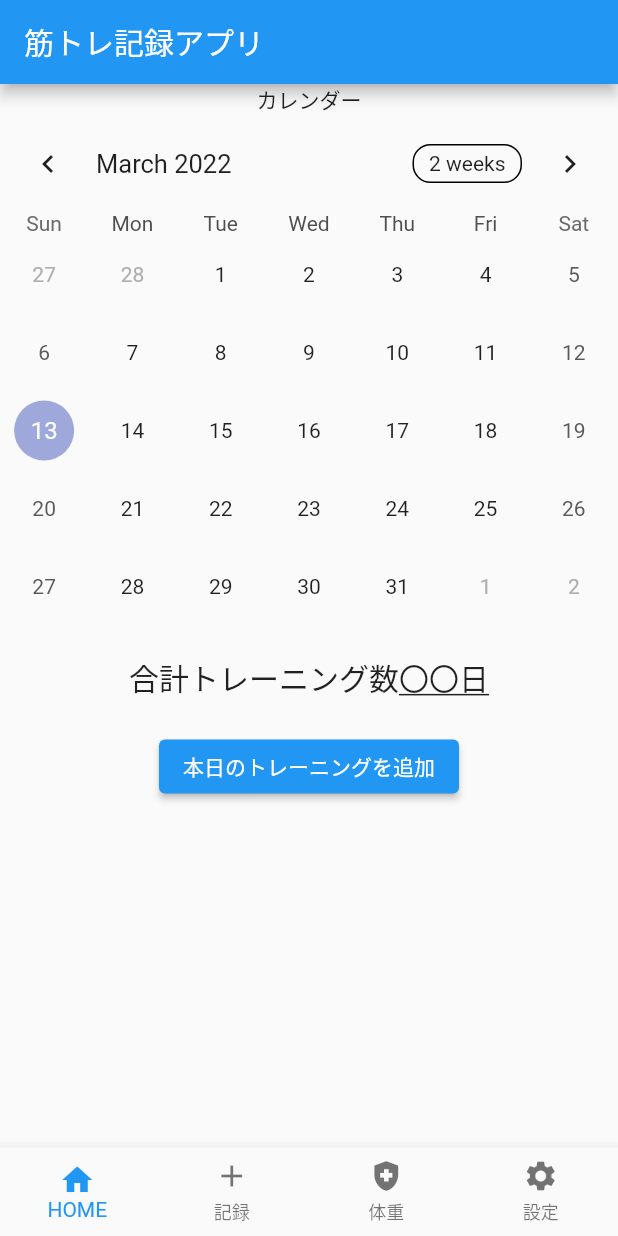
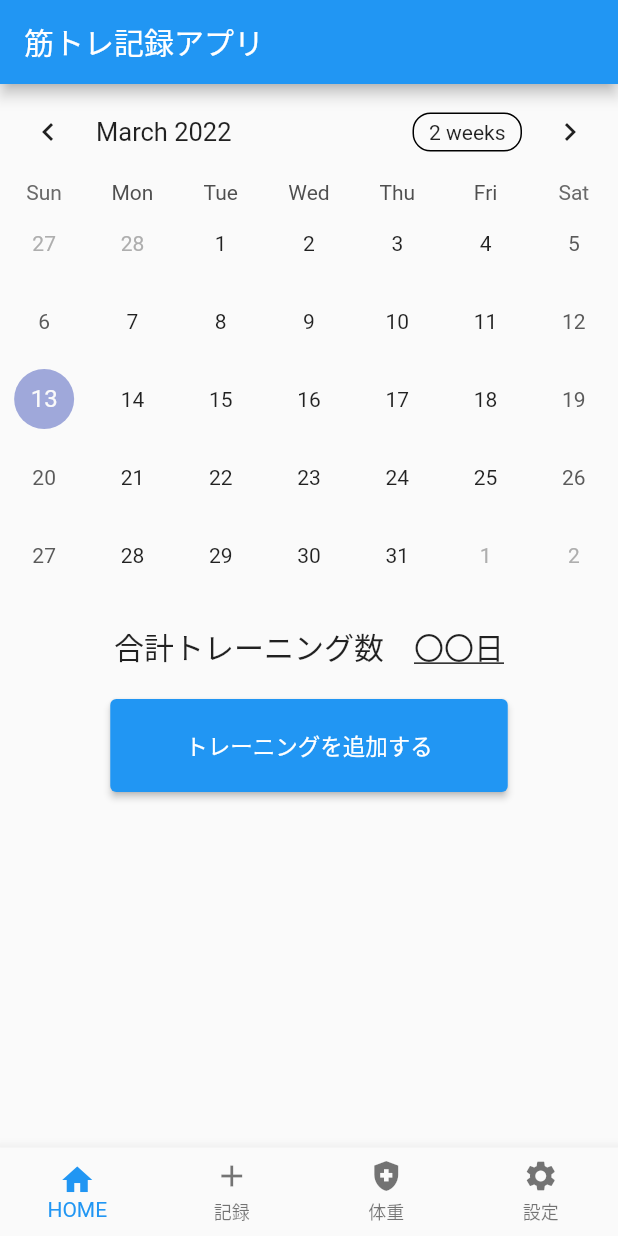
Before and after one commit to kos-san/training_note, a Flutter app: the screen it shows after launch, on a phone screen of 412 x 824 dp. Run offline on Flutter 3.47's test engine with Material 2 defaults, Android fonts, the phone set to English and light mode, and no system bars; drawn by our look-alikes of table_calendar.

```diff
--- a/lib/main.dart
+++ b/lib/main.dart
@@ -33,13 +33,6 @@ class MyHomePage extends StatefulWidget {
 }
 
 class _MyHomePageState extends State<MyHomePage> {
-  int _counter = 0;
-
-  void _incrementCounter() {
-    setState(() {
-      _counter++;
-    });
-  }
 
   @override
   Widget build(BuildContext context) {
--- a/lib/view/parts/home_page.dart
+++ b/lib/view/parts/home_page.dart
@@ -15,7 +15,6 @@ class _HomePageState extends State<HomePage> {
       body: Column(
         crossAxisAlignment: CrossAxisAlignment.center,
         children: [
-          Text('カレンダー'),
           TableCalendar(
               focusedDay: DateTime.now(),
               firstDay: DateTime.utc(2020, 1, 1),
@@ -31,7 +30,9 @@ class _HomePageState extends State<HomePage> {
                     fontSize: 20,
                   ),
               ),
+              SizedBox(width: 20),
               Text(
+                // 合計トレーニング数を表示する
                   '〇〇日',
                 style: TextStyle(
                   fontSize: 20,
@@ -43,9 +44,17 @@ class _HomePageState extends State<HomePage> {
           SizedBox(height: 20),
           ElevatedButton(
               onPressed: (){
-                print('本日のトレーニングを追加');
               },
-              child: Text('本日のトレーニングを追加'),
+              child: Text('トレーニングを追加する'),
+              style: ElevatedButton.styleFrom(
+                padding: EdgeInsets.symmetric(
+                  horizontal: 50,
+                  vertical: 20,
+                ),
+                textStyle: TextStyle(
+                  fontSize: 15,
+                )
+              ),
           ),
         ],
       )
```
